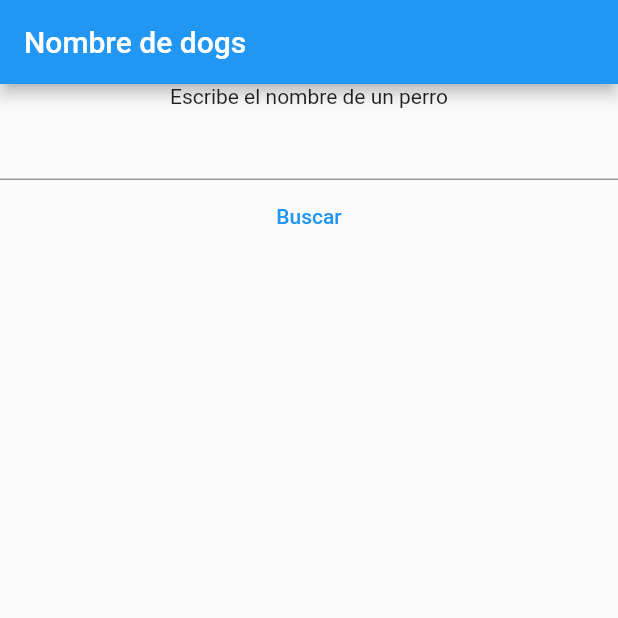
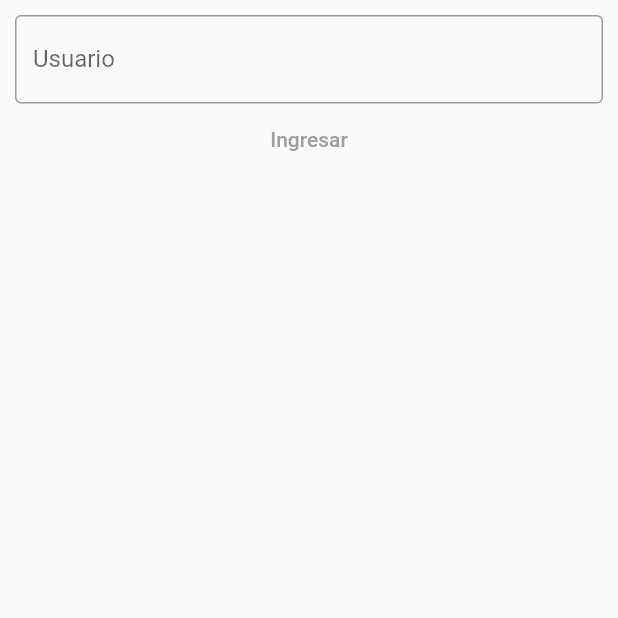
Before and after one commit to omarsandoval99/Actividad_perron, a Flutter app: the screen it shows after launch, on a phone screen of 412 x 824 dp, the top half of it. Run offline on Flutter 3.47's test engine with Material 2 defaults, Android fonts, the phone set to English and light mode, and no system bars; our stand-ins replace flutter_bloc.

Commit message:
Tarea: test y vista inicio

```diff
--- a/lib/Bloc/Bloc.dart
+++ b/lib/Bloc/Bloc.dart
@@ -8,7 +8,7 @@ class Estados {}
 
 class Creandose extends Estados {}
 
-class SolicitandoNombre extends Estados{}
+class SolicitandoNombre extends Estados {}
 
 class BlocVerificacion extends Bloc<Eventos, Estados> {
   BlocVerificacion() : super(Creandose()) {
--- a/lib/Vistas/SolicitandoNombre.dart
+++ b/lib/Vistas/SolicitandoNombre.dart
@@ -1,26 +1,74 @@
 import 'package:flutter/material.dart';
-import 'package:flutter/src/widgets/container.dart';
-import 'package:flutter/src/widgets/framework.dart';
 
-class VistaSolicitandoNombre extends StatelessWidget {
-  const VistaSolicitandoNombre({super.key});
+class VistaSolicitandoNombre extends StatefulWidget {
+  const VistaSolicitandoNombre({Key? key}) : super(key: key);
+
+  @override
+  State<VistaSolicitandoNombre> createState() => _VistaSolicitandoNombreState();
+}
+
+class _VistaSolicitandoNombreState extends State<VistaSolicitandoNombre> {
+  bool _usuarioValidado = false;
+  late final TextEditingController controlador;
+
+  @override
+  void initState() {
+    controlador = TextEditingController();
+    controlador.addListener(escuchandoValidador);
+    super.initState();
+  }
+
+  @override
+  void dispose() {
+    super.dispose();
+  }
 
   @override
   Widget build(BuildContext context) {
-    final controlador = TextEditingController();
-    return Scaffold(
-      appBar: AppBar(
-        title: Text("Nombre de dogs"),
-      ),
-      body: Column(
-        children: [
-          Text("Escribe el nombre de un perro"),
-          TextField(
-            controller: controlador,
+    return Padding(
+      padding: const EdgeInsets.all(10.0),
+      child: Column(children: [
+        TextField(
+          obscureText: true,
+          decoration: const InputDecoration(
+            border: OutlineInputBorder(),
+            labelText: 'Usuario',
           ),
-          TextButton(onPressed: () {}, child: const Text("Buscar"))
-        ],
-      ),
+          controller: controlador,
+        ),
+        Container(
+            child: TextButton(
+                style: ButtonStyle(
+                  foregroundColor: _usuarioValidado
+                      ? MaterialStateProperty.all<Color>(Colors.black)
+                      : MaterialStateProperty.all<Color>(Colors.grey),
+                ),
+                onPressed: _usuarioValidado ? () {} : null,
+                child: const Text('Ingresar'))),
+      ]),
     );
   }
+
+  void escuchandoValidador() {
+    setState(() {
+      try {
+        Validador(controlador.text);
+        _usuarioValidado = true;
+      } catch (e) {
+        _usuarioValidado = false;
+      }
+    });
+  }
 }
+
+class Validador {
+  late final String value;
+  Validador(String propuesta) {
+    if ((propuesta.trim().isEmpty)) {
+      throw UsuarioError();
+    }
+    value = propuesta;
+  }
+}
+
+class UsuarioError implements Exception {}
```
Also changed, not shown: lib/Bloc/VerificacionJson.dart (added, +217 -0 lines), lib/model/Nick_model.dart (added, +12 -0 lines).
